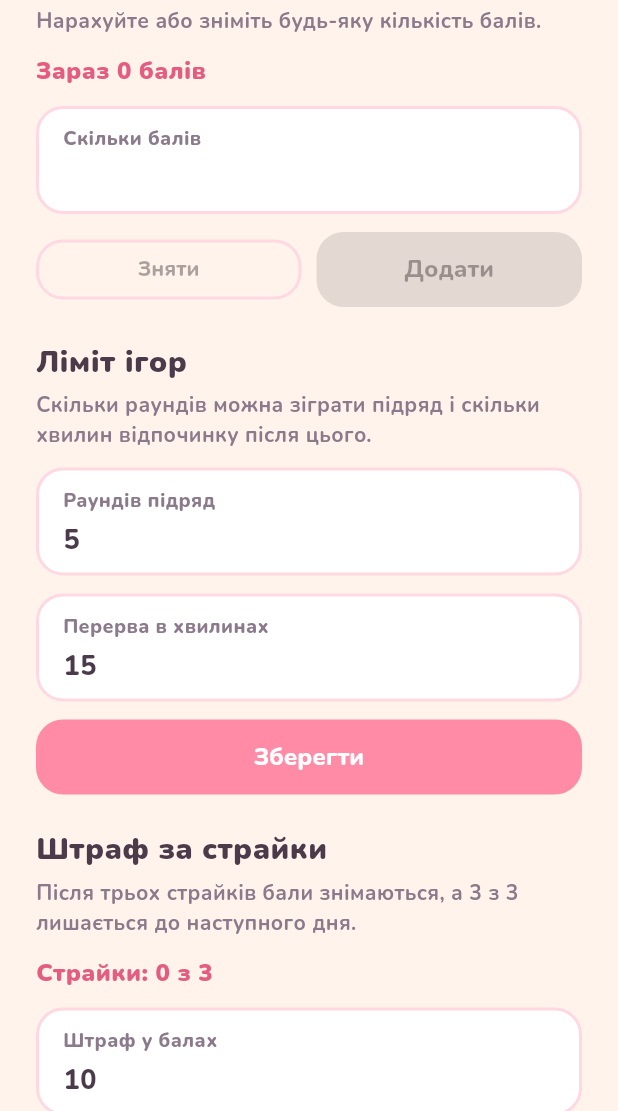
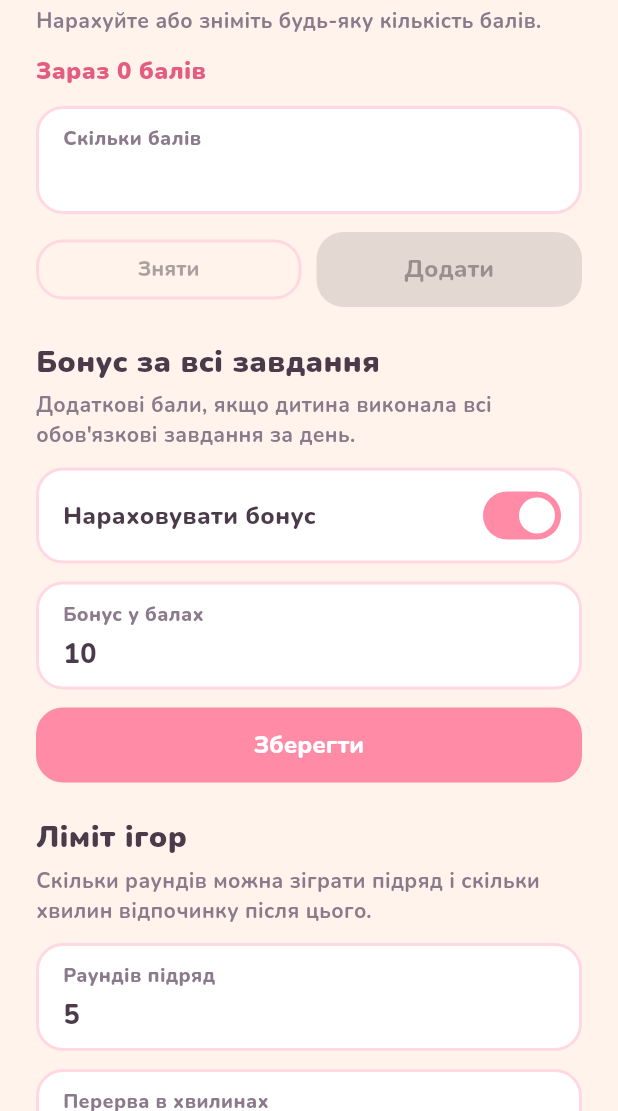
Before and after one commit to ariedov/axo, a Flutter app: the ParentSettingsScreen screen opened directly, scrolled down 1152 dp, on a phone screen of 412 x 824 dp, the part 125-1236 px from its top. Run offline on Flutter 3.47's test engine with Material 3 defaults, Android fonts, the phone set to English and light mode, and no system bars; our stand-ins replace file_picker, shared_preferences; accounts and stored records are empty.

Commit message:
feat: award extra points when all mandatory tasks are done
Parents can enable a completion bonus (10 points by default). When the last mandatory task is verified, kids get the extra points and a happy Axo modal.

```diff
--- a/lib/config.dart
+++ b/lib/config.dart
@@ -6,6 +6,8 @@ class AppConfig {
   static const defaultStartingPoints = 50;
   static const strikesToPenalty = 3;
   static const defaultPenaltyPoints = 10;
+  static const defaultCompletionBonusEnabled = true;
+  static const defaultCompletionBonusPoints = 10;
 
   static const timesTablesMin = 1;
   static const timesTablesMax = 10;
--- a/lib/data/backup.dart
+++ b/lib/data/backup.dart
@@ -22,6 +22,8 @@ class BackupSnapshot {
     this.penaltyPoints = AppConfig.defaultPenaltyPoints,
     this.rewardedPlays = AppConfig.rewardedPlays,
     this.playLimitMinutes = AppConfig.playLimitMinutes,
+    this.completionBonusEnabled = AppConfig.defaultCompletionBonusEnabled,
+    this.completionBonusPoints = AppConfig.defaultCompletionBonusPoints,
   });
 
   static const appId = 'axo';
@@ -40,6 +42,8 @@ class BackupSnapshot {
   final int penaltyPoints;
   final int rewardedPlays;
   final int playLimitMinutes;
+  final bool completionBonusEnabled;
+  final int completionBonusPoints;
 
   String get fileName => 'axo-${todayStamp(exportedAt)}.json';
 
@@ -65,6 +69,8 @@ class BackupSnapshot {
       'penaltyPoints': penaltyPoints,
       'rewardedPlays': rewardedPlays,
       'playLimitMinutes': playLimitMinutes,
+      'completionBonusEnabled': completionBonusEnabled,
+      'completionBonusPoints': completionBonusPoints,
     },
   };
 
@@ -110,6 +116,12 @@ class BackupSnapshot {
       playLimitMinutes:
           (data['playLimitMinutes'] as num?)?.toInt() ??
           AppConfig.playLimitMinutes,
+      completionBonusEnabled:
+          data['completionBonusEnabled'] as bool? ??
+          AppConfig.defaultCompletionBonusEnabled,
+      completionBonusPoints:
+          (data['completionBonusPoints'] as num?)?.toInt() ??
+          AppConfig.defaultCompletionBonusPoints,
     );
   }
 }
--- /dev/null
+++ b/lib/data/completion_bonus.dart
@@ -0,0 +1,69 @@
+import 'dart:convert';
+
+import '../config.dart';
+
+class CompletionBonusSnapshot {
+  const CompletionBonusSnapshot({
+    this.enabled = AppConfig.defaultCompletionBonusEnabled,
+    this.points = AppConfig.defaultCompletionBonusPoints,
+  });
+
+  final bool enabled;
+  final int points;
+
+  Map<String, dynamic> toJson() => {'enabled': enabled, 'points': points};
+
+  factory CompletionBonusSnapshot.fromJson(Map<String, dynamic> json) {
+    return CompletionBonusSnapshot(
+      enabled:
+          json['enabled'] as bool? ?? AppConfig.defaultCompletionBonusEnabled,
+      points:
+          (json['points'] as num?)?.toInt() ??
+          AppConfig.defaultCompletionBonusPoints,
+    );
+  }
+}
+
+abstract class CompletionBonusRepository {
+  Future<CompletionBonusSnapshot> load();
+  Future<void> save(CompletionBonusSnapshot snapshot);
+}
+
+class LocalCompletionBonusRepository implements CompletionBonusRepository {
+  LocalCompletionBonusRepository(this._read, this._write);
+
+  static const _key = 'completion_bonus';
+
+  final Future<String?> Function(String key) _read;
+  final Future<void> Function(String key, String value) _write;
+
+  @override
+  Future<CompletionBonusSnapshot> load() async {
+    final raw = await _read(_key);
+    if (raw == null) return const CompletionBonusSnapshot();
+    return CompletionBonusSnapshot.fromJson(
+      jsonDecode(raw) as Map<String, dynamic>,
+    );
+  }
+
+  @override
+  Future<void> save(CompletionBonusSnapshot snapshot) {
+    return _write(_key, jsonEncode(snapshot.toJson()));
+  }
+}
+
+class InMemoryCompletionBonusRepository implements CompletionBonusRepository {
+  InMemoryCompletionBonusRepository([
+    this.snapshot = const CompletionBonusSnapshot(),
+  ]);
+
+  CompletionBonusSnapshot snapshot;
+
+  @override
+  Future<CompletionBonusSnapshot> load() async => snapshot;
+
+  @override
+  Future<void> save(CompletionBonusSnapshot snapshot) async {
+    this.snapshot = snapshot;
+  }
+}
--- a/lib/screens/parent_settings_screen.dart
+++ b/lib/screens/parent_settings_screen.dart
@@ -7,6 +7,7 @@ import '../state/habit_scope.dart';
 import '../strings.dart';
 import '../theme.dart';
 import '../widgets/bonus_points_section.dart';
+import '../widgets/completion_bonus_settings_section.dart';
 import '../widgets/game_limit_settings_section.dart';
 import '../widgets/penalty_settings_section.dart';
 import '../widgets/completed_goals_sheet.dart';
@@ -371,6 +372,14 @@ class _ParentSettingsScreenState extends State<ParentSettingsScreen> {
               SliverPadding(
                 padding: const EdgeInsets.fromLTRB(24, 22, 24, 0),
                 sliver: SliverToBoxAdapter(
+                  child: const CompletionBonusSettingsSection(
+                    key: Key('completion-bonus-settings'),
+                  ),
+                ),
+              ),
+              SliverPadding(
+                padding: const EdgeInsets.fromLTRB(24, 22, 24, 0),
+                sliver: SliverToBoxAdapter(
                   child: const GameLimitSettingsSection(
                     key: Key('game-limit-settings'),
                   ),
--- a/lib/strings.dart
+++ b/lib/strings.dart
@@ -146,6 +146,17 @@ class S {
   static const gameLimitRest = 'Перерва в хвилинах';
   static const gameLimitSaved = 'Ліміт ігор збережено';
   static const invalidGameLimit = 'Вкажіть ціле число більше нуля';
+  static const completionBonus = 'Бонус за всі завдання';
+  static const completionBonusHint =
+      'Додаткові бали, якщо дитина виконала всі обов\'язкові завдання за день.';
+  static const completionBonusEnabled = 'Нараховувати бонус';
+  static const completionBonusPoints = 'Бонус у балах';
+  static const completionBonusSaved = 'Бонус збережено';
+  static const invalidCompletionBonus = 'Вкажіть ціле число балів';
+  static const completionBonusTitle = 'Усі завдання готові!';
+
+  static String completionBonusEarned(int n) =>
+      'Аксо пишається тобою! Ось ще ${pointsWord(n)}.';
 
   static String strikesProgress(int n, int max) => '$n з $max';
 
--- a/lib/theme.dart
+++ b/lib/theme.dart
@@ -88,6 +88,15 @@ class AppTheme {
           shape: RoundedRectangleBorder(borderRadius: BorderRadius.circular(18)),
         ),
       ),
+      switchTheme: SwitchThemeData(
+        thumbColor: WidgetStateProperty.resolveWith((states) {
+          return Colors.white;
+        }),
+        trackColor: WidgetStateProperty.resolveWith((states) {
+          if (states.contains(WidgetState.selected)) return AppColors.pink;
+          return AppColors.blush;
+        }),
+      ),
       inputDecorationTheme: InputDecorationTheme(
         filled: true,
         fillColor: Colors.white,
--- /dev/null
+++ b/lib/widgets/completion_bonus_settings_section.dart
@@ -0,0 +1,117 @@
+import 'package:flutter/material.dart';
+import 'package:flutter/services.dart';
+
+import '../state/habit_scope.dart';
+import '../strings.dart';
+import '../theme.dart';
+import 'labeled_field.dart';
+
+class CompletionBonusSettingsSection extends StatefulWidget {
+  const CompletionBonusSettingsSection({super.key});
+
+  @override
+  State<CompletionBonusSettingsSection> createState() =>
+      _CompletionBonusSettingsSectionState();
+}
+
+class _CompletionBonusSettingsSectionState
+    extends State<CompletionBonusSettingsSection> {
+  final _amount = TextEditingController();
+  var _enabled = true;
+  var _seeded = false;
+
+  @override
+  void didChangeDependencies() {
+    super.didChangeDependencies();
+    if (_seeded) return;
+    final store = HabitScope.of(context);
+    _enabled = store.completionBonusEnabled;
+    _amount.text = store.completionBonusPoints.toString();
+    _seeded = true;
+  }
+
+  @override
+  void dispose() {
+    _amount.dispose();
+    super.dispose();
+  }
+
+  void _toast(String text) {
+    final messenger = ScaffoldMessenger.of(context);
+    messenger.hideCurrentSnackBar();
+    messenger.showSnackBar(SnackBar(content: Text(text)));
+  }
+
+  Future<void> _save() async {
+    final amount = int.tryParse(_amount.text.trim()) ?? 0;
+    if (amount < 1) {
+      _toast(S.invalidCompletionBonus);
+      return;
+    }
+    await HabitScope.of(context)
+        .setCompletionBonus(enabled: _enabled, points: amount);
+    if (!mounted) return;
+    _toast(S.completionBonusSaved);
+  }
+
+  @override
+  Widget build(BuildContext context) {
+    return Column(
+      crossAxisAlignment: CrossAxisAlignment.stretch,
+      children: [
+        const Text(
+          S.completionBonus,
+          style: TextStyle(fontWeight: FontWeight.w900, fontSize: 20),
+        ),
+        const SizedBox(height: 4),
+        const Text(
+          S.completionBonusHint,
+          style: TextStyle(color: AppColors.muted, fontWeight: FontWeight.w700),
+        ),
+        const SizedBox(height: 12),
+        Container(
+          padding: const EdgeInsets.fromLTRB(16, 6, 8, 6),
+          decoration: BoxDecoration(
+            color: Colors.white,
+            borderRadius: BorderRadius.circular(18),
+            border: Border.all(color: AppColors.blush, width: 2),
+          ),
+          child: Row(
+            children: [
+              const Expanded(
+                child: Text(
+                  S.completionBonusEnabled,
+                  style: TextStyle(fontWeight: FontWeight.w800, fontSize: 16),
+                ),
+              ),
+              Switch(
+                key: const Key('completion-bonus-enabled'),
+                value: _enabled,
+                onChanged: (value) => setState(() => _enabled = value),
+              ),
+            ],
+          ),
+        ),
+        const SizedBox(height: 12),
+        LabeledField(
+          key: const Key('completion-bonus-amount'),
+          controller: _amount,
+          label: S.completionBonusPoints,
+          keyboardType: const TextInputType.numberWithOptions(
+            signed: false,
+            decimal: false,
+          ),
+          inputFormatters: [FilteringTextInputFormatter.digitsOnly],
+          textInputAction: TextInputAction.done,
+          onSubmitted: (_) => _save(),
+        ),
+        const SizedBox(height: 12),
+        FilledButton(
+          key: const Key('save-completion-bonus'),
+          onPressed: _save,
+          child: const Text(S.save),
+        ),
+      ],
+    );
+  }
+}
```
Also changed, not shown: lib/main.dart (+7 -0 lines), lib/screens/home_screen.dart (+3 -11 lines), lib/state/habit_store.dart (+81 -3 lines), lib/widgets/completion_bonus_dialog.dart (added, +80 -0 lines), lib/widgets/day_tasks_sheet.dart (+3 -12 lines), 1 other file.
